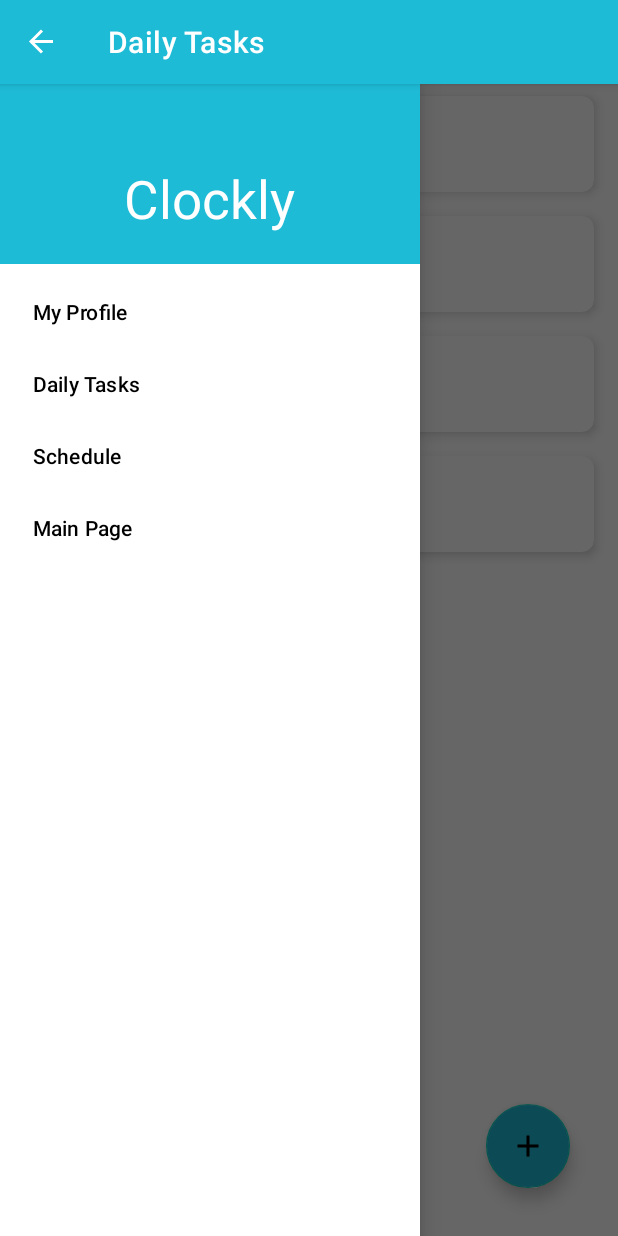
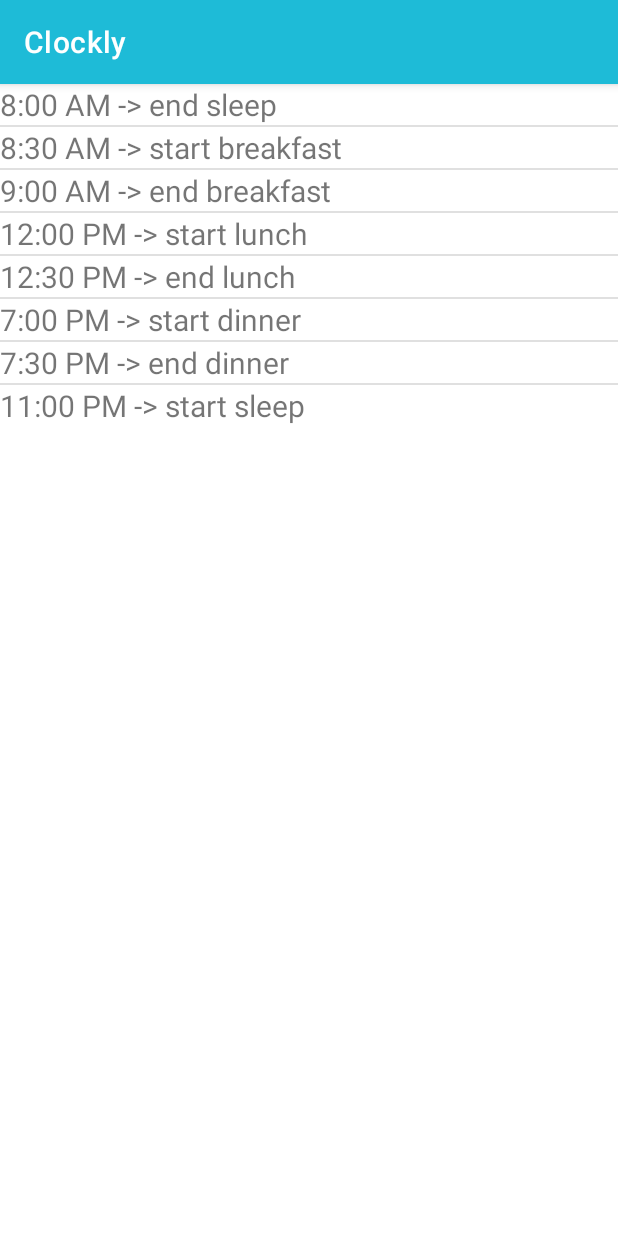
Before and after one commit to diandremiguels/Clockly, an Android app: the screen it shows after launch (MainActivity before the commit, ScheduleActivity after it), after a tap on "Schedule", on a phone screen of 412 x 824 dp. Run offline under Robolectric (Android 15) with nearby library versions, the phone set to English and light mode, and no system bars; 3 other taps on this screen came first.

Commit message:
Got navigation drawer to work, have very primitive schedule activity done

```diff
--- a/app/src/main/AndroidManifest.xml
+++ b/app/src/main/AndroidManifest.xml
@@ -9,6 +9,7 @@
         android:roundIcon="@mipmap/ic_launcher_round"
         android:supportsRtl="true"
         android:theme="@style/Theme.Clockly">
+        <activity android:name=".ScheduleActivity"></activity>
         <activity android:name=".MainActivity">
             <intent-filter>
                 <action android:name="android.intent.action.MAIN" />
--- /dev/null
+++ b/app/src/main/java/com/example/clockly/Algorithm.java
@@ -0,0 +1,203 @@
+package com.example.clockly;
+
+import java.util.ArrayList;
+import java.util.Arrays;
+import java.util.HashMap;
+import java.util.List;
+import java.util.Map;
+import java.util.TreeMap;
+
+// An Algorithm will be able to take a list of input tasks and times
+// and fabricate a schedule that fits all of the tasks appropriately.
+public class Algorithm {
+
+    private final int LONG_BREAK = 20;
+    private final int SHORT_BREAK = 5;
+    private final int MINUTES_IN_DAY = 1440;
+    private final int MINUTES_IN_HOUR = 60;
+    private final int SMALL_CHUNK_SIZE = 30;
+    private final int MAX_TASK_SIZE = 60;
+
+    // This is a list of all the (nonessential) tasks that need to be done in the day.
+    // The time to accomplish a task is mapped to a list of all the tasks that take that amount of time to finish.
+    private Map<Integer, List<String>> tasks;
+
+    // This is a map of the daily schedule. A particular time in the day (in minutes) may be mapped to a list of strings that contains
+    // the name of the task and an indicator for whether or not the activity is starting or ending.
+    private Map <Integer, List<String>> schedule;
+
+    // Creates a new Algorithm object with an empty map of tasks and an empty schedule map
+    public Algorithm() {
+        tasks = new TreeMap<Integer, List<String>>();
+        schedule = new TreeMap<Integer, List<String>>();
+        // The below lines are for testing purposes
+        scheduleActivity("sleep", 1380, 480);
+        scheduleActivity("breakfast", 510, 540);
+        scheduleActivity("lunch", 720, 750);
+        scheduleActivity("dinner", 1140, 1170);
+    }
+
+    // Might need to change what goes in the database so that removing actually works...
+
+    // Adds specified task to the schedule, mapping the task to the times it begins and ends at.
+    // Also specifies whether the task starts or ends at that time.
+    // Can be used to automatically schedule essential activities like sleep or meal times.
+    // Also used to schedule nonessential activities like homework in a scheduling algorithm.
+    public void scheduleActivity(String taskName, int startTime, int endTime){
+        this.schedule.put(startTime, new ArrayList<>(Arrays.asList(taskName, "start"))); // technically forbidden feature but will need to figure something else out later
+        this.schedule.put(endTime, new ArrayList<>(Arrays.asList(taskName, "end")));
+    }
+
+    // Adds task to map, mapping tasks to the amount of time it would take to complete.
+    public void addTask(int time, String task) {
+        List<String> currentTasks = (tasks.containsKey(time))? tasks.get(time) : new ArrayList<>(); //ternary operator
+        currentTasks.add(task);
+        tasks.put(time, currentTasks);
+    }
+
+    // Prints each saved task with its associated time to complete.
+    // Prints task in order from least to greatest time to complete.
+    // NEED THIS TO CHANGE TO RETURN A LIST OF STRINGS INSTEAD
+    public void printTasks() {
+        System.out.println("\nHere are a list of your daily tasks:");
+        for (int time : tasks.keySet()){
+            for (String task : tasks.get(time)){
+                System.out.println(task + ": " + time + " minutes");
+            }
+        }
+    }
+
+    // Returns a string with the given time in minutes converted to 12 hour standard format.
+    public String minutesToStandard(int time){
+        int hours = time / MINUTES_IN_HOUR;
+        boolean isPM = hours >= 12;
+        if (hours >= 13){
+            hours -= 12;
+        }
+        if (hours == 0){
+            hours = 12;
+        }
+        int minutes = time % MINUTES_IN_HOUR;
+        return "" + hours +  ":" + ((minutes < 10)? "0" : "") + minutes + ((isPM)? " PM" : " AM");
+    }
+
+    // Prints mapped schedule to the console, listing what tasks begin or end at each time.
+    public void printSchedule(){
+        System.out.println("\nHere's your schedule:");
+        for (int time : this.schedule.keySet()){
+            System.out.println(minutesToStandard(time) + "-> " + schedule.get(time).get(1) + " " + schedule.get(time).get(0));
+        }
+    }
+
+    // Takes current list of tasks and maps each task to the specific times the task should start or end at.
+    // Between every tasks, a long break is automatically factored in.
+    // Prioritizes finishing smaller tasks before starting larger ones.
+    // If a task is exceptionally large, it is split into smaller pieces, with a short break in between each smaller task.
+    // If a task cannot fit into the schedule, then outputs a message that says it cannot
+    public void mapSchedule(){
+        scheduleHelper(this.tasks);
+    }
+
+    // Helper method for mapSchedule()
+    // If the task is large, it splits it into smaller pieces and maps those pieces into the schedule. Otherwise, it continues as normal.
+    // Checks if task fits into schedule once break times are accounted for, then adds task into time slot.
+    private void scheduleHelper(Map<Integer, List<String>> tasks){
+        for (int time : tasks.keySet()){
+            for (String task : tasks.get(time)){
+                if (time >= MAX_TASK_SIZE){
+                    Map<Integer, List<String>> splitTasks = this.split(task, time);
+                    scheduleHelper(splitTasks);
+                } else {
+                    int newStart = -1;
+                    int newEnd = -1;
+                    if (schedule.keySet().isEmpty()){
+                        this.scheduleActivity(task, 0, time);
+                    } else {
+                        for (int previousTime : this.schedule.keySet()){
+                            if (schedule.get(previousTime).contains("end") && newStart == -1){
+                                int possibleStartTime = previousTime + ((schedule.get(previousTime).contains(task))? this.SHORT_BREAK : this.LONG_BREAK);
+                                int possibleEndTime = possibleStartTime + time;
+                                boolean fitsTimeSlot = true;
+                                for (int otherTime : this.schedule.keySet()){
+                                    if (this.schedule.get(otherTime).contains("start"));{
+                                        if (possibleStartTime < otherTime && possibleEndTime > otherTime - ((schedule.get(otherTime).contains(task))? this.SHORT_BREAK : this.LONG_BREAK)){
+                                            fitsTimeSlot = false;
+                                        }
+                                    }
+                                }
+                                if (fitsTimeSlot){
+                                    newStart = possibleStartTime;
+                                    newEnd = possibleEndTime;
+                                }
+                            }
+                        }
+                        if (newStart != -1 && newEnd < this.MINUTES_IN_DAY){
+                            this.scheduleActivity(task, newStart, newEnd);
+                        } else {
+                            System.out.println(time + " minutes of " + task + " doesn't fit into the schedule");
+                        }
+                    }
+                }
+            }
+        }
+    }
+
+
+    // Splits a large task into smaller 30-minute chunks and one other chunk with the remaining time.
+    // Then, returns a map where the task is mapped to the time it takes to finish it.
+    private Map<Integer, List<String>> split(String task, int time) {
+        Map<Integer, List<String>> smallerTasks = new HashMap<Integer, List<String>>();
+        int numBreaks = time / SMALL_CHUNK_SIZE;
+        int leftoverTime = time % SMALL_CHUNK_SIZE;
+        List<String> taskRepetitions = new ArrayList<>();
+        for (int i = 0; i < numBreaks; i++){
+            taskRepetitions.add(task);
+        }
+        List<String> leftoverRepetition = new ArrayList<>();
+        leftoverRepetition.add(task);
+        if (numBreaks > 0){
+            smallerTasks.put(SMALL_CHUNK_SIZE, taskRepetitions);
+        }
+        if (leftoverTime > 0){
+            smallerTasks.put(leftoverTime, leftoverRepetition);
+        }
+        return smallerTasks;
+    }
+
+
+    // To store in database, must turn each key / value set into a single string
+    // to use database values, must turn each string into a key / value set
+    // only need to store tasks in database because algorithm will calculate schedule
+    // every time it displays, won't be saved
+
+    public void taskStringToMap(String input){
+        String[] words = input.split(" ");
+        if (words.length >= 2){
+            // assumes string will be in form 'time' + 'name'
+            int time = Integer.parseInt(words[0]);
+            String taskName = "";
+            for (int i = 1; i < words.length; i++){
+                taskName += words[i] + " ";
+            }
+            this.addTask(time, taskName.trim());
+        }
+    }
+
+    public List<String> taskMapToStringList(){
+        List<String> tasks = new ArrayList<>();
+        for (int time : this.tasks.keySet()){
+            tasks.add(time + this.tasks.get(time).get(0) + this.tasks.get(time).get(1));
+            // format is "30 homework start"
+        }
+        return tasks;
+    }
+
+    public List<String> scheduleMapToList(){
+        List<String> output = new ArrayList<>();
+        for (int time : this.schedule.keySet()){
+            String line = minutesToStandard(time) + " -> " + this.schedule.get(time).get(1) + " " + this.schedule.get(time).get(0);
+            output.add(line);
+        }
+        return output;
+    }
+}
--- a/app/src/main/java/com/example/clockly/MainActivity.java
+++ b/app/src/main/java/com/example/clockly/MainActivity.java
@@ -3,21 +3,26 @@ package com.example.clockly;
 import androidx.annotation.NonNull;
 import androidx.appcompat.app.ActionBarDrawerToggle;
 import androidx.appcompat.app.AppCompatActivity;
+import androidx.core.view.GravityCompat;
 import androidx.drawerlayout.widget.DrawerLayout;
 import androidx.recyclerview.widget.LinearLayoutManager;
 import androidx.recyclerview.widget.RecyclerView;
 
+import android.content.Intent;
 import android.os.Bundle;
+import android.view.Menu;
+import android.view.MenuInflater;
 import android.view.MenuItem;
 import android.view.View;
 
 import com.example.clockly.Adapter.ToDoAdapter;
 import com.google.android.material.floatingactionbutton.FloatingActionButton;
+import com.google.android.material.navigation.NavigationView;
 
 import java.util.ArrayList;
 import java.util.List;
 
-public class MainActivity extends AppCompatActivity {
+public class MainActivity extends AppCompatActivity implements NavigationView.OnNavigationItemSelectedListener {
     private RecyclerView taskRecyclerView;
     private ToDoAdapter tasksAdapter;
     private DrawerLayout drawerLayout;
@@ -36,6 +41,10 @@ public class MainActivity extends AppCompatActivity {
         uToggle.syncState();
         getSupportActionBar().setTitle("Daily Tasks");
         getSupportActionBar().setDisplayHomeAsUpEnabled(true);
+
+        //sets up listener for buttons in navigation drawer
+        setNavigationViewListener(); //IMPORTANT-- WITHOUT THIS, BUTTONS DON'T WORK
+
         //This is for the tasks view
         taskList = new ArrayList<>();
         taskRecyclerView = findViewById(R.id.tasksRecyclerView);
@@ -71,6 +80,21 @@ public class MainActivity extends AppCompatActivity {
         return super.onOptionsItemSelected(item);
     }
 
+    private void setNavigationViewListener() {
+        NavigationView navigationView = (NavigationView) findViewById(R.id.nav_view);
+        navigationView.setNavigationItemSelectedListener(this);
+    }
+
+    @Override
+    public boolean onNavigationItemSelected(MenuItem item){
+        int id = item.getItemId();
+        if (id == R.id.schedule) {
+            Intent intent = new Intent(MainActivity.this, ScheduleActivity.class);
+            startActivity(intent);
+        }
+        return true;
+    }
+
     public void openDialog () {
         dialog dialog = new dialog();
         dialog.show(getSupportFragmentManager(),"example dialog");
--- /dev/null
+++ b/app/src/main/java/com/example/clockly/ScheduleActivity.java
@@ -0,0 +1,58 @@
+package com.example.clockly;
+
+import androidx.appcompat.app.ActionBarDrawerToggle;
+import androidx.appcompat.app.AppCompatActivity;
+import androidx.drawerlayout.widget.DrawerLayout;
+import androidx.recyclerview.widget.RecyclerView;
+
+import android.app.AlertDialog;
+import android.content.ContentValues;
+import android.content.DialogInterface;
+import android.database.Cursor;
+import android.database.sqlite.SQLiteDatabase;
+import android.os.Bundle;
+import android.view.Menu;
+import android.view.MenuItem;
+import android.widget.ArrayAdapter;
+import android.widget.EditText;
+import android.widget.ListView;
+import android.widget.TextView;
+
+import com.example.clockly.Adapter.ToDoAdapter;
+import com.google.android.material.floatingactionbutton.FloatingActionButton;
+
+import java.util.ArrayList;
+import java.util.List;
+
+public class ScheduleActivity extends AppCompatActivity {
+    private ListView mTaskListView;
+    private ArrayAdapter<String> mAdapter;
+    private Algorithm algorithm;
+
+    @Override
+    protected void onCreate(Bundle savedInstanceState) {
+        super.onCreate(savedInstanceState);
+        setContentView(R.layout.activity_schedule);
+        mTaskListView = (ListView) findViewById(R.id.list_todo);
+        algorithm = new Algorithm();
+        updateUI();
+    }
+
+    private void updateUI() {
+        algorithm.mapSchedule();
+        List<String> taskList = algorithm.scheduleMapToList();
+
+        if (mAdapter == null) {
+            mAdapter = new ArrayAdapter<>(this,
+                    R.layout.schedule_task_layout, // what view to use for the items
+                    R.id.task_title, // where to put the String of data
+                    taskList); // where to get all the data
+            mTaskListView.setAdapter(mAdapter); // set it as the adapter of the ListView instance
+        } else {
+            // if the adapter's already made, clear it, re-populate it, and notify the view that the data has changed
+            mAdapter.clear();
+            mAdapter.addAll(taskList);
+            mAdapter.notifyDataSetChanged();
+        }
+    }
+}
--- a/app/src/main/res/layout/activity_main.xml
+++ b/app/src/main/res/layout/activity_main.xml
@@ -32,6 +32,7 @@
 
     </RelativeLayout>
     <com.google.android.material.navigation.NavigationView
+        android:id="@+id/nav_view"
         android:layout_width="wrap_content"
         android:layout_height="match_parent"
         app:menu="@menu/navigation_menu"
--- /dev/null
+++ b/app/src/main/res/layout/activity_schedule.xml
@@ -0,0 +1,15 @@
+<?xml version="1.0" encoding="utf-8"?>
+<androidx.constraintlayout.widget.ConstraintLayout xmlns:android="http://schemas.android.com/apk/res/android"
+    xmlns:app="http://schemas.android.com/apk/res-auto"
+    xmlns:tools="http://schemas.android.com/tools"
+    android:layout_width="match_parent"
+    android:layout_height="match_parent"
+    tools:context=".MainActivity">
+
+    <ListView
+        android:id="@+id/list_todo"
+        android:layout_width="wrap_content"
+        android:layout_height="wrap_content"
+        tools:ignore="MissingConstraints"/>
+
+</androidx.constraintlayout.widget.ConstraintLayout>
--- /dev/null
+++ b/app/src/main/res/layout/schedule_task_layout.xml
@@ -0,0 +1,16 @@
+<?xml version="1.0" encoding="utf-8"?>
+<RelativeLayout xmlns:android="http://schemas.android.com/apk/res/android"
+    android:layout_width="match_parent"
+    android:layout_height="match_parent"
+    android:layout_gravity="center_vertical">
+
+    <TextView
+        android:id="@+id/task_title"
+        android:layout_width="wrap_content"
+        android:layout_height="wrap_content"
+        android:layout_alignParentLeft="true"
+        android:layout_alignParentStart="true"
+        android:text="Hello"
+        android:textSize="20sp" />
+
+</RelativeLayout>
--- a/app/src/main/res/menu/navigation_menu.xml
+++ b/app/src/main/res/menu/navigation_menu.xml
@@ -1,13 +1,23 @@
 <?xml version="1.0" encoding="utf-8" ?>
 <menu xmlns:android="http://schemas.android.com/apk/res/android">
-    <group android:checkableBehavior="single">
-        <item android:id = "@+id/profile"
-            android:title = "My Profile" />
-        <item android:id = "@+id/schedule"
-            android:title = "Daily Tasks" />
-        <item android:id = "@+id/tasks"
-            android:title = "Schedule" />
-        <item android:id = "@+id/main"
-            android:title = "Main Page" />
-    </group>
+    <item android:id = "@+id/profile"
+        android:title = "My Profile"/>
+    <item
+        android:id="@+id/tasks"
+        android:title="Daily Tasks" />
+    <item android:id = "@+id/schedule"
+        android:title = "Schedule" />
+    <item android:id = "@+id/main"
+        android:title = "Main Page" />
+<!--    <group android:checkableBehavior="single">-->
+<!--        <item android:id = "@+id/profile"-->
+<!--            android:title = "My Profile"/>-->
+<!--        <item-->
+<!--            android:id="@+id/tasks"-->
+<!--            android:title="Daily Tasks" />-->
+<!--        <item android:id = "@+id/schedule"-->
+<!--            android:title = "Schedule" />-->
+<!--        <item android:id = "@+id/main"-->
+<!--            android:title = "Main Page" />-->
+<!--    </group>-->
 </menu>
--- a/app/src/main/res/values/strings.xml
+++ b/app/src/main/res/values/strings.xml
@@ -1,5 +1,5 @@
 <resources>
     <string name="app_name">Clockly</string>
-    <string name = "open"> Open</string>
-    <string name = "close">Close</string>
+    <string name="open"> Open</string>
+    <string name="close">Close</string>
 </resources>
```
